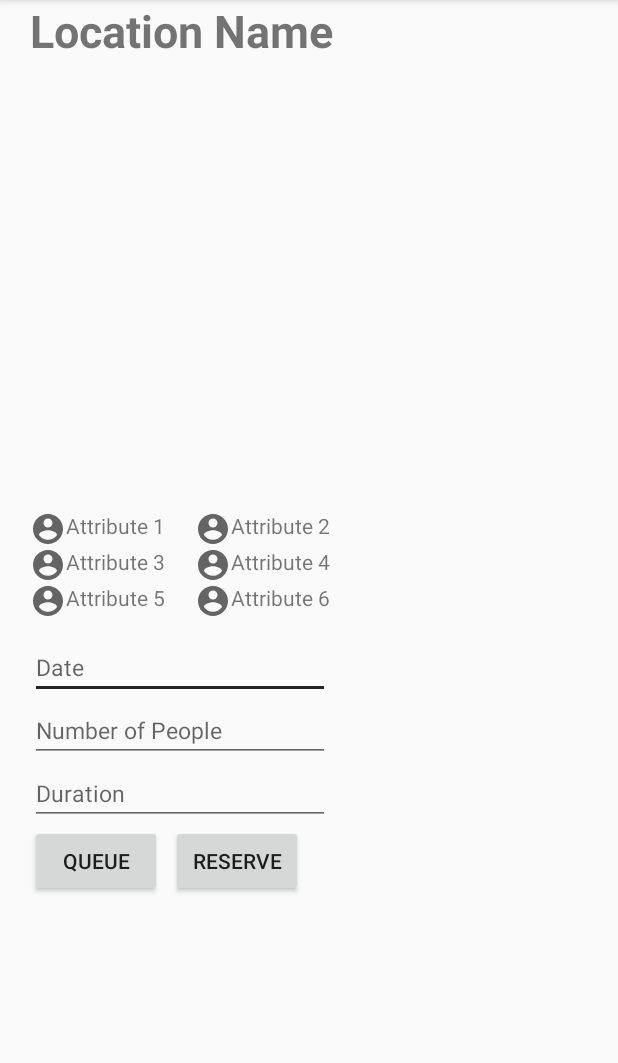
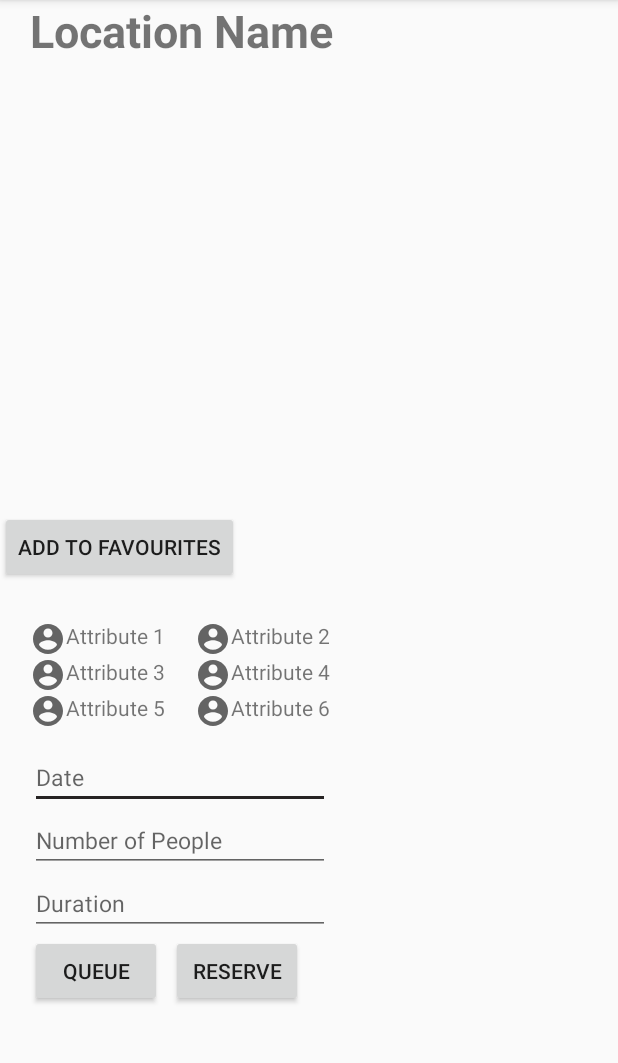
Before and after one commit to esinarta/LoCafe, an Android app: the LocationDetailsActivity screen opened directly, with no data from a screen before it, on a phone screen of 412 x 824 dp, the part 84-1147 px from its top. Run offline under Robolectric (Android 15) with nearby library versions, the phone set to English and light mode, and no system bars; 1 statement that could not run was skipped.

Commit message:
search now links to business details page

```diff
--- a/app/src/main/java/ca/bcit/locafe/LocationDetailsActivity.java
+++ b/app/src/main/java/ca/bcit/locafe/LocationDetailsActivity.java
@@ -2,13 +2,34 @@ package ca.bcit.locafe;
 
 import androidx.appcompat.app.AppCompatActivity;
 
+import android.content.Intent;
 import android.os.Bundle;
+import android.view.View;
+import android.widget.Button;
+import android.widget.TextView;
+
+import ca.bcit.locafe.data.model.Business;
 
 public class LocationDetailsActivity extends AppCompatActivity {
+
+    TextView locationName;
 
     @Override
     protected void onCreate(Bundle savedInstanceState) {
         super.onCreate(savedInstanceState);
         setContentView(R.layout.activity_location_details);
+        Intent intent = getIntent();
+        final Business business = (Business) intent.getSerializableExtra("BUSINESS");
+        locationName = findViewById(R.id.locationTitle);
+        locationName.setText(business.getName());
+
+//        Button searchBtn = (Button) findViewById(R.id.favouriteButton);
+//
+//        searchBtn.setOnClickListener(new View.OnClickListener() {
+//            @Override
+//            public void onClick(View view) {
+//
+//            }
+//        });
     }
 }
--- a/app/src/main/java/ca/bcit/locafe/data/model/Business.java
+++ b/app/src/main/java/ca/bcit/locafe/data/model/Business.java
@@ -1,6 +1,8 @@
 package ca.bcit.locafe.data.model;
 
-public class Business {
+import java.io.Serializable;
+
+public class Business implements Serializable {
     private String businessId;
     private String name;
     private String address;
--- a/app/src/main/res/layout/activity_location_details.xml
+++ b/app/src/main/res/layout/activity_location_details.xml
@@ -6,6 +6,7 @@
     android:layout_height="match_parent"
     tools:context=".LocationDetails"
     android:orientation="vertical">
+
     <TextView
         android:id="@+id/locationTitle"
         android:layout_width="wrap_content"
@@ -20,6 +21,14 @@
         android:layout_width="match_parent"
         android:layout_height="300dp"
         tools:src="@tools:sample/backgrounds/scenic[5]" />
+
+    <Button
+        android:id="@+id/favouriteButton"
+        android:layout_width="wrap_content"
+        android:layout_height="wrap_content"
+        android:layout_marginEnd="10dp"
+        android:layout_marginBottom="25dp"
+        android:text="@string/addFavourite" />
 
     <TableLayout
         android:id="@+id/tableLayout"
--- a/app/src/main/res/values/strings.xml
+++ b/app/src/main/res/values/strings.xml
@@ -30,6 +30,7 @@
     <string name="search_result_header">Search Results</string>
     <string name="location_details_title_temp">Location Name</string>
     <string name="delete">Delete</string>
+    <string name="addFavourite"> Add to Favourites</string>
     <string-array name="favourites">
         <item>Starbucks</item>
         <item>Blenz</item>
```
Also changed, not shown: app/src/main/java/ca/bcit/locafe/SearchResultsActivity.java (+2 -9 lines), app/src/main/java/ca/bcit/locafe/SearchResultsAdapter.java (+15 -1 lines), app/src/main/res/layout/search_row_layout.xml (+9 -2 lines).
